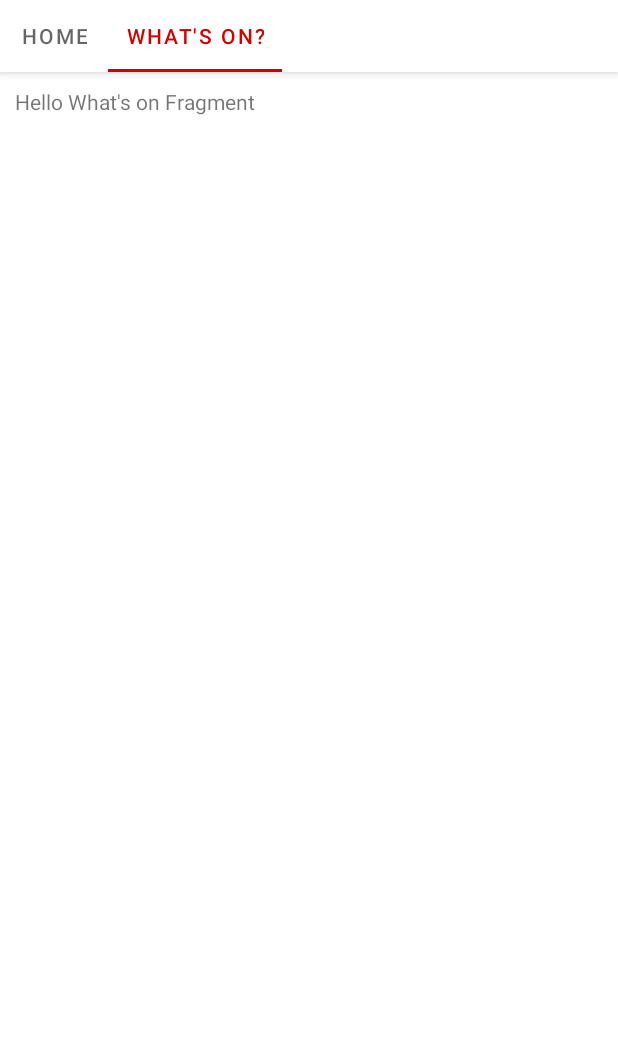
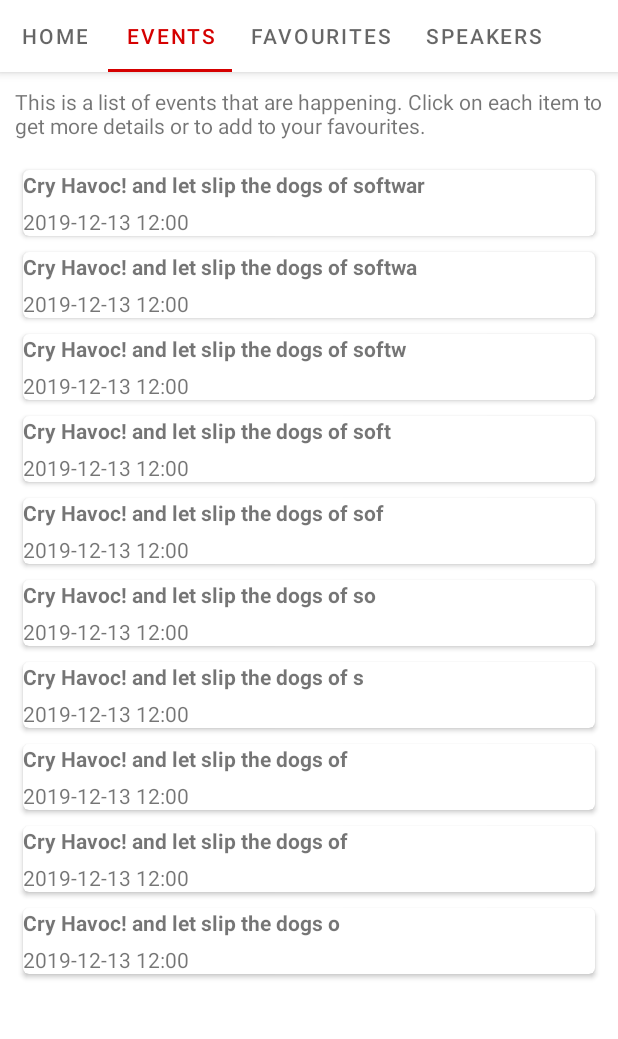
Before and after one commit to MichaelMale/AberCon2019, an Android app: the screen it shows after launch (MainActivity), tab 2 chosen, on a phone screen of 412 x 824 dp, the part 84-1123 px from its top. Run offline under Robolectric (Android 15) with nearby library versions, the phone set to English and light mode, and no system bars.

Commit message:
Did a thing

```diff
--- a/app/src/main/java/uk/ac/aber/cs31620/abercon2019/model/Location.java
+++ b/app/src/main/java/uk/ac/aber/cs31620/abercon2019/model/Location.java
@@ -1,9 +1,37 @@
 package uk.ac.aber.cs31620.abercon2019.model;
 
-public class Location {
+class Location {
     private String id;
     private String name;
     private float latitude;
     private float longitude;
     private String description;
+
+    public Location(String id, String name, float latitude, float longitude, String description) {
+        this.id = id;
+        this.name = name;
+        this.latitude = latitude;
+        this.longitude = longitude;
+        this.description = description;
+    }
+
+    public String getId() {
+        return id;
+    }
+
+    public String getName() {
+        return name;
+    }
+
+    public float getLatitude() {
+        return latitude;
+    }
+
+    public float getLongitude() {
+        return longitude;
+    }
+
+    public String getDescription() {
+        return description;
+    }
 }
--- a/app/src/main/java/uk/ac/aber/cs31620/abercon2019/model/Session.java
+++ b/app/src/main/java/uk/ac/aber/cs31620/abercon2019/model/Session.java
@@ -1,18 +1,212 @@
 package uk.ac.aber.cs31620.abercon2019.model;
 
+import java.util.Calendar;
 import java.util.Date;
 
 public class Session {
     private String id;
     private String title;
     private String content;
-    // private Location locationId;
-    private Date sessionDate;
+    private Location locationId;
+    private String sessionDate;
     private int sessionOrder;
-    private Date timeStart;
-    private Date timeEnd;
+    private String timeStart;
+    private String timeEnd;
     private SessionType sessionType;
     private Speaker speaker;
 
+    public Session(String id, String title, String content, Location locationId, String sessionDate,
+                   int sessionOrder, String timeStart, String timeEnd, SessionType sessionType,
+                   Speaker speaker) {
+        this.id = id;
+        this.title = title;
+        this.content = content;
+        this.locationId = locationId;
+        this.sessionDate = sessionDate;
+        this.sessionOrder = sessionOrder;
+        this.timeStart = timeStart;
+        this.timeEnd = timeEnd;
+        this.sessionType = sessionType;
+        this.speaker = speaker;
+    }
+
+    // DELETE THE CODE BLOCK BELOW BEFORE SUBMISSION
+    private static Location physMain = new Location(
+            "physmain",
+            "Physics Main",
+            (float) 52.415941,
+            (float) -4.065818,
+            "Main lecture theatre for the conference, near where registration happens."
+    );
+    private static Speaker steveScott = new Speaker(
+            "SteveScott",
+            "Steve Scott",
+            "Scotty is legendary in the MAC community as the organiser of the sadly" +
+                    "defunct NSConference, but still appearing live at iOSDevUK",
+            "macdevnet"
+    );
+    public static final Session[] sessions = {
+            new Session(
+                    "havoc",
+                    "Cry Havoc! and let slip the dogs of softwar",
+                    "Scotty explores the wonder of the software industry",
+                    physMain,
+                    "2019-12-13",
+                    5,
+                    "12:00",
+                    "12:40",
+                    SessionType.TALK,
+                    steveScott
+            ),
+            new Session(
+                    "havoc",
+                    "Cry Havoc! and let slip the dogs of softwa",
+                    "Scotty explores the wonder of the software industry",
+                    physMain,
+                    "2019-12-13",
+                    5,
+                    "12:00",
+                    "12:40",
+                    SessionType.TALK,
+                    steveScott
+            ),
+            new Session(
+                    "havoc",
+                    "Cry Havoc! and let slip the dogs of softw",
+                    "Scotty explores the wonder of the software industry",
+                    physMain,
+                    "2019-12-13",
+                    5,
+                    "12:00",
+                    "12:40",
+                    SessionType.TALK,
+                    steveScott
+            ),
+            new Session(
+                    "havoc",
+                    "Cry Havoc! and let slip the dogs of soft",
+                    "Scotty explores the wonder of the software industry",
+                    physMain,
+                    "2019-12-13",
+                    5,
+                    "12:00",
+                    "12:40",
+                    SessionType.TALK,
+                    steveScott
+            ),
+            new Session(
+                    "havoc",
+                    "Cry Havoc! and let slip the dogs of sof",
+                    "Scotty explores the wonder of the software industry",
+                    physMain,
+                    "2019-12-13",
+                    5,
+                    "12:00",
+                    "12:40",
+                    SessionType.TALK,
+                    steveScott
+            ),
+            new Session(
+                    "havoc",
+                    "Cry Havoc! and let slip the dogs of so",
+                    "Scotty explores the wonder of the software industry",
+                    physMain,
+                    "2019-12-13",
+                    5,
+                    "12:00",
+                    "12:40",
+                    SessionType.TALK,
+                    steveScott
+            ),
+            new Session(
+                    "havoc",
+                    "Cry Havoc! and let slip the dogs of s",
+                    "Scotty explores the wonder of the software industry",
+                    physMain,
+                    "2019-12-13",
+                    5,
+                    "12:00",
+                    "12:40",
+                    SessionType.TALK,
+                    steveScott
+            ),
+            new Session(
+                    "havoc",
+                    "Cry Havoc! and let slip the dogs of ",
+                    "Scotty explores the wonder of the software industry",
+                    physMain,
+                    "2019-12-13",
+                    5,
+                    "12:00",
+                    "12:40",
+                    SessionType.TALK,
+                    steveScott
+            ),
+            new Session(
+                    "havoc",
+                    "Cry Havoc! and let slip the dogs of",
+                    "Scotty explores the wonder of the software industry",
+                    physMain,
+                    "2019-12-13",
+                    5,
+                    "12:00",
+                    "12:40",
+                    SessionType.TALK,
+                    steveScott
+            ),
+            new Session(
+                    "havoc",
+                    "Cry Havoc! and let slip the dogs o",
+                    "Scotty explores the wonder of the software industry",
+                    physMain,
+                    "2019-12-13",
+                    5,
+                    "12:00",
+                    "12:40",
+                    SessionType.TALK,
+                    steveScott
+            )
+    };
+    // DELETE THE CODE BLOCK ABOVE BEFORE SUBMISSION
+
+    public String getId() {
+        return id;
+    }
+
+    public String getTitle() {
+        return title;
+    }
+
+    public String getContent() {
+        return content;
+    }
+
+    public Location getLocationId() {
+        return locationId;
+    }
+
+    public String getSessionDate() {
+        return sessionDate;
+    }
+
+    public int getSessionOrder() {
+        return sessionOrder;
+    }
+
+    public String getTimeStart() {
+        return timeStart;
+    }
+
+    public String getTimeEnd() {
+        return timeEnd;
+    }
+
+    public SessionType getSessionType() {
+        return sessionType;
+    }
+
+    public Speaker getSpeaker() {
+        return speaker;
+    }
 
 }
--- /dev/null
+++ b/app/src/main/java/uk/ac/aber/cs31620/abercon2019/model/SessionListAdapter.java
@@ -0,0 +1,69 @@
+package uk.ac.aber.cs31620.abercon2019.model;
+
+import android.annotation.SuppressLint;
+import android.view.LayoutInflater;
+import android.view.ViewGroup;
+import android.widget.TextView;
+
+import androidx.annotation.NonNull;
+import androidx.cardview.widget.CardView;
+import androidx.recyclerview.widget.RecyclerView;
+
+import java.text.DateFormat;
+import java.text.SimpleDateFormat;
+import java.time.format.DateTimeFormatter;
+import java.util.Date;
+import java.util.Locale;
+
+import uk.ac.aber.cs31620.abercon2019.R;
+
+public class SessionListAdapter extends RecyclerView.Adapter<SessionListAdapter.ViewHolder> {
+
+    private String[] sessionNames;
+    private String[] sessionDates;
+
+    public SessionListAdapter(String[] sessionNames, String[] sessionDates) {
+        this.sessionNames = sessionNames;
+        this.sessionDates = sessionDates;
+    }
+
+
+    @NonNull
+    @Override
+    public SessionListAdapter.ViewHolder onCreateViewHolder(@NonNull ViewGroup parent,
+                                                           int viewType) {
+
+        CardView cv =
+                (CardView) LayoutInflater.from(parent.getContext()).inflate(R.layout.card_session,
+                        parent, false);
+        return new ViewHolder(cv);
+    }
+
+    @Override
+    public void onBindViewHolder(@NonNull ViewHolder holder, int position) {
+
+        CardView cardView = holder.cardView;
+        TextView name = (TextView)cardView.findViewById(R.id.session_name);
+        TextView date = (TextView)cardView.findViewById(R.id.session_date);
+        name.setText(sessionNames[position]);
+        date.setText(sessionDates[position]);
+    }
+
+    @Override
+    public int getItemCount() {
+        return sessionNames.length;
+    }
+
+    public static class ViewHolder extends RecyclerView.ViewHolder {
+
+        private CardView cardView;
+
+        public ViewHolder(CardView v) {
+            super(v);
+            cardView = v;
+        }
+
+    }
+
+
+}
--- a/app/src/main/java/uk/ac/aber/cs31620/abercon2019/model/SessionType.java
+++ b/app/src/main/java/uk/ac/aber/cs31620/abercon2019/model/SessionType.java
@@ -6,5 +6,5 @@ public enum SessionType {
     LUNCH,
     REGISTRATION,
     TALK,
-    WORKSHOP
+    WORKSHOP;
 }
--- a/app/src/main/java/uk/ac/aber/cs31620/abercon2019/model/Speaker.java
+++ b/app/src/main/java/uk/ac/aber/cs31620/abercon2019/model/Speaker.java
@@ -1,4 +1,31 @@
 package uk.ac.aber.cs31620.abercon2019.model;
 
 public class Speaker {
+    private String id;
+    private String name;
+    private String biography;
+    private String twitter;
+
+    public Speaker(String id, String name, String biography, String twitter) {
+        this.id = id;
+        this.name = name;
+        this.biography = biography;
+        this.twitter = twitter;
+    }
+
+    public String getId() {
+        return id;
+    }
+
+    public String getName() {
+        return name;
+    }
+
+    public String getBiography() {
+        return biography;
+    }
+
+    public String getTwitter() {
+        return twitter;
+    }
 }
--- a/app/src/main/java/uk/ac/aber/cs31620/abercon2019/ui/MainActivity.java
+++ b/app/src/main/java/uk/ac/aber/cs31620/abercon2019/ui/MainActivity.java
@@ -13,10 +13,21 @@ import com.google.android.material.tabs.TabLayout;
 
 import uk.ac.aber.cs31620.abercon2019.R;
 import uk.ac.aber.cs31620.abercon2019.ui.home.HomeFragment;
-import uk.ac.aber.cs31620.abercon2019.ui.whatson.WhatsOnFragment;
+import uk.ac.aber.cs31620.abercon2019.ui.favourites.FavouritesFragment;
+import uk.ac.aber.cs31620.abercon2019.ui.speakers.SpeakersFragment;
+import uk.ac.aber.cs31620.abercon2019.ui.events.EventsFragment;
 
+/**
+ * The MainActivity method. This method controls the main part of the app and manages fragments.
+ *
+ * @author Michael Male
+ */
 public class MainActivity extends AppCompatActivity {
 
+    /**
+     * This method generates the required layouts as the app is created.
+     * @param savedInstanceState Bundle containing any saved state.
+     */
     @Override
     protected void onCreate(Bundle savedInstanceState) {
         super.onCreate(savedInstanceState);
@@ -36,30 +47,43 @@ public class MainActivity extends AppCompatActivity {
         tabLayout.setupWithViewPager(pager);
     }
 
+    /**
+     * This class manages the correct fragment to be displayed as the user swipes through
+     * different parts of the app.
+     */
     private class SectionsPagerAdapter extends FragmentPagerAdapter {
         public SectionsPagerAdapter(FragmentManager fm) {
             super(fm);
         }
 
+        /**
+         * Method containing a switch statement
+         * @param position
+         * @return
+         */
         @Override
         public Fragment getItem(int position) {
             switch (position) {
-                case 0: return new HomeFragment();
-                case 1: return new WhatsOnFragment();
+                case 0: return new HomeFragment(); // HOME
+                case 1: return new EventsFragment(); // EVENTS
+                case 2: return new FavouritesFragment(); // FAVOURITES
+                case 3: return new SpeakersFragment(); // SPEAKERS
             }
             return null;
         }
 
         @Override
         public int getCount() {
-            return 2;
+            return 4;
         }
 
         @Override
         public CharSequence getPageTitle(int position){
             switch(position) {
-                case 0: return getText(R.string.home_tab);
-                case 1: return getText(R.string.whatson_tab);
+                case 0: return getText(R.string.nav_home);
+                case 1: return getText(R.string.nav_whatson);
+                case 2: return getText(R.string.nav_favourites);
+                case 3: return getText(R.string.nav_speakers);
             }
             return null;
         }
--- /dev/null
+++ b/app/src/main/java/uk/ac/aber/cs31620/abercon2019/ui/event_detail/EventDetailFragment.java
@@ -0,0 +1,32 @@
+package uk.ac.aber.cs31620.abercon2019.ui.event_detail;
+
+
+import android.os.Bundle;
+
+import androidx.fragment.app.Fragment;
+
+import android.view.LayoutInflater;
+import android.view.View;
+import android.view.ViewGroup;
+
+import uk.ac.aber.cs31620.abercon2019.R;
+
+/**
+ * A simple {@link Fragment} subclass.
+ */
+public class EventDetailFragment extends Fragment {
+
+
+    public EventDetailFragment() {
+        // Required empty public constructor
+    }
+
+
+    @Override
+    public View onCreateView(LayoutInflater inflater, ViewGroup container,
+                             Bundle savedInstanceState) {
+        // Inflate the layout for this fragment
+        return inflater.inflate(R.layout.fragment_event_detail, container, false);
+    }
+
+}
--- /dev/null
+++ b/app/src/main/java/uk/ac/aber/cs31620/abercon2019/ui/events/EventsFragment.java
@@ -0,0 +1,59 @@
+package uk.ac.aber.cs31620.abercon2019.ui.events;
+
+
+import android.os.Bundle;
+
+import androidx.fragment.app.Fragment;
+import androidx.recyclerview.widget.GridLayoutManager;
+import androidx.recyclerview.widget.RecyclerView;
+
+import android.view.LayoutInflater;
+import android.view.View;
+import android.view.ViewGroup;
+
+import uk.ac.aber.cs31620.abercon2019.R;
+import uk.ac.aber.cs31620.abercon2019.model.Session;
+import uk.ac.aber.cs31620.abercon2019.model.SessionListAdapter;
+
+/**
+ * A simple {@link Fragment} subclass.
+ */
+public class EventsFragment extends Fragment {
+
+
+    public EventsFragment() {
+        // Required empty public constructor
+    }
+
+
+    @Override
+    public View onCreateView(LayoutInflater inflater, ViewGroup container,
+                             Bundle savedInstanceState) {
+        // hmm
+        View sessions = inflater.inflate(R.layout.fragment_events, container, false);
+        RecyclerView eventsRecycler =
+                sessions.findViewById(R.id.short_session_recycler);
+
+        String[] eventNames = new String[Session.sessions.length];
+        for (int i = 0; i < eventNames.length; i ++) {
+            eventNames[i] = Session.sessions[i].getTitle();
+        }
+
+        String[] eventDates = new String[Session.sessions.length];
+        for (int i = 0; i < eventDates.length; i ++) {
+            String concatenated = "";
+            concatenated += Session.sessions[i].getSessionDate();
+            concatenated += " ";
+            concatenated += Session.sessions[i].getTimeStart();
+            eventDates[i] = concatenated;
+        }
+
+        SessionListAdapter adapter = new SessionListAdapter(eventNames, eventDates);
+        eventsRecycler.setAdapter(adapter);
+        GridLayoutManager layoutManager = new GridLayoutManager(getContext(), 1);
+        eventsRecycler.setLayoutManager(layoutManager);
+
+        return sessions;
+    }
+
+}
--- a/app/src/main/java/uk/ac/aber/cs31620/abercon2019/ui/whatson/WhatsOnFragment.java
+++ b/app/src/main/java/uk/ac/aber/cs31620/abercon2019/ui/favourites/FavouritesFragment.java
@@ -1,4 +1,4 @@
-package uk.ac.aber.cs31620.abercon2019.ui.whatson;
+package uk.ac.aber.cs31620.abercon2019.ui.favourites;
 
 
 import android.os.Bundle;
@@ -14,10 +14,10 @@ import uk.ac.aber.cs31620.abercon2019.R;
 /**
  * A simple {@link Fragment} subclass.
  */
-public class WhatsOnFragment extends Fragment {
+public class FavouritesFragment extends Fragment {
 
 
-    public WhatsOnFragment() {
+    public FavouritesFragment() {
         // Required empty public constructor
     }
 
@@ -26,7 +26,7 @@ public class WhatsOnFragment extends Fragment {
     public View onCreateView(LayoutInflater inflater, ViewGroup container,
                              Bundle savedInstanceState) {
         // Inflate the layout for this fragment
-        return inflater.inflate(R.layout.fragment_whats_on, container, false);
+        return inflater.inflate(R.layout.fragment_favourites, container, false);
     }
 
 }
--- /dev/null
+++ b/app/src/main/java/uk/ac/aber/cs31620/abercon2019/ui/speakers/SpeakersFragment.java
@@ -0,0 +1,32 @@
+package uk.ac.aber.cs31620.abercon2019.ui.speakers;
+
+
+import android.os.Bundle;
+
+import androidx.fragment.app.Fragment;
+
+import android.view.LayoutInflater;
+import android.view.View;
+import android.view.ViewGroup;
+
+import uk.ac.aber.cs31620.abercon2019.R;
+
+/**
+ * A simple {@link Fragment} subclass.
+ */
+public class SpeakersFragment extends Fragment {
+
+
+    public SpeakersFragment() {
+        // Required empty public constructor
+    }
+
+
+    @Override
+    public View onCreateView(LayoutInflater inflater, ViewGroup container,
+                             Bundle savedInstanceState) {
+        // Inflate the layout for this fragment
+        return inflater.inflate(R.layout.fragment_speakers, container, false);
+    }
+
+}
--- /dev/null
+++ b/app/src/main/res/layout/card_session.xml
@@ -0,0 +1,41 @@
+<?xml version="1.0" encoding="utf-8"?>
+<!--
+A CardView for sessions, containing two text views, example:
+
+Using ARKit with SpriteKit
+ARKit is the hot new framework...
+
+Should then be clickable and lead to a further event details page. -->
+
+<androidx.cardview.widget.CardView xmlns:android="http://schemas.android.com/apk/res/android"
+    xmlns:card_view="http://schemas.android.com/apk/res-auto"
+    xmlns:app="http://schemas.android.com/apk/res-auto"
+    android:id="@+id/card_view"
+    android:layout_width="match_parent"
+    android:layout_height="wrap_content"
+    android:layout_margin="5dp"
+    card_view:cardElevation="2dp"
+    card_view:cardCornerRadius="4dp">
+
+    <androidx.constraintlayout.widget.ConstraintLayout
+        android:layout_width="match_parent"
+        android:layout_height="wrap_content">
+
+        <TextView
+            android:id="@+id/session_name"
+            android:layout_width="match_parent"
+            android:layout_height="wrap_content"
+            android:textStyle="bold"
+            app:layout_constraintStart_toStartOf="parent"
+            app:layout_constraintTop_toTopOf="parent" />
+
+        <TextView
+            android:id="@+id/session_date"
+            android:layout_width="match_parent"
+            android:layout_height="wrap_content"
+            android:layout_marginTop="5dp"
+            app:layout_constraintStart_toStartOf="parent"
+            app:layout_constraintTop_toBottomOf="@id/session_name" />
+
+    </androidx.constraintlayout.widget.ConstraintLayout>
+</androidx.cardview.widget.CardView>
--- /dev/null
+++ b/app/src/main/res/layout/fragment_event_detail.xml
@@ -0,0 +1,14 @@
+<?xml version="1.0" encoding="utf-8"?>
+<FrameLayout xmlns:android="http://schemas.android.com/apk/res/android"
+    xmlns:tools="http://schemas.android.com/tools"
+    android:layout_width="match_parent"
+    android:layout_height="match_parent"
+    tools:context=".ui.event_detail.EventDetailFragment">
+
+    <!-- TODO: Update blank fragment layout -->
+    <TextView
+        android:layout_width="match_parent"
+        android:layout_height="match_parent"
+        android:text="@string/hello_blank_fragment" />
+
+</FrameLayout>
--- /dev/null
+++ b/app/src/main/res/layout/fragment_events.xml
@@ -0,0 +1,28 @@
+<?xml version="1.0" encoding="utf-8"?>
+
+    <androidx.constraintlayout.widget.ConstraintLayout
+        xmlns:android="http://schemas.android.com/apk/res/android"
+        xmlns:app="http://schemas.android.com/apk/res-auto"
+        android:layout_width="match_parent"
+        android:layout_height="match_parent">
+
+        <TextView
+            android:id="@+id/event_intro"
+            android:layout_width="match_parent"
+            android:layout_height="wrap_content"
+            android:text="@string/whatson_intro"
+            app:layout_constraintStart_toStartOf="parent"
+            app:layout_constraintTop_toTopOf="parent"
+            />
+
+        <androidx.recyclerview.widget.RecyclerView
+            android:id="@+id/short_session_recycler"
+            android:layout_width="match_parent"
+            android:layout_height="match_parent"
+            android:layout_marginTop="50dp"
+            android:scrollbars="vertical"
+            app:layout_constraintStart_toStartOf="parent"
+            app:layout_constraintTop_toBottomOf="@id/event_intro"
+            android:layout_marginBottom="?attr/actionBarSize" />
+
+    </androidx.constraintlayout.widget.ConstraintLayout>
--- a/app/src/main/res/layout/fragment_whats_on.xml
+++ b/app/src/main/res/layout/fragment_favourites.xml
@@ -3,12 +3,13 @@
     xmlns:tools="http://schemas.android.com/tools"
     android:layout_width="match_parent"
     android:layout_height="match_parent"
-    tools:context=".ui.whatson.WhatsOnFragment">
+    tools:context=".ui.favourites.FavouritesFragment">
 
     <!-- TODO: Update blank fragment layout -->
     <TextView
         android:layout_width="match_parent"
         android:layout_height="match_parent"
-        android:text="Hello What's on Fragment" />
+        android:text="Favourites Fragment"
+        tools:ignore="HardcodedText" />
 
 </FrameLayout>
--- /dev/null
+++ b/app/src/main/res/layout/fragment_speakers.xml
@@ -0,0 +1,15 @@
+<?xml version="1.0" encoding="utf-8"?>
+<FrameLayout xmlns:android="http://schemas.android.com/apk/res/android"
+    xmlns:tools="http://schemas.android.com/tools"
+    android:layout_width="match_parent"
+    android:layout_height="match_parent"
+    tools:context=".ui.speakers.SpeakersFragment">
+
+    <!-- TODO: Update blank fragment layout -->
+    <TextView
+        android:layout_width="match_parent"
+        android:layout_height="match_parent"
+        android:text="Speakers fragment"
+        tools:ignore="HardcodedText" />
+
+</FrameLayout>
--- a/app/src/main/res/values/strings.xml
+++ b/app/src/main/res/values/strings.xml
@@ -3,8 +3,6 @@
 
     <!-- TODO: Remove or change this placeholder text -->
     <string name="hello_blank_fragment">Hello blank fragment</string>
-    <string name="home_tab">Home</string>
-    <string name="whatson_tab">What\'s On?</string>
     <string name="intro_text">
         Welcome to Aberystwyth Conference 2019. This app is designed to help you know what is
         happening over the duration of the conference. Take a look at our different tabs below and
@@ -13,7 +11,7 @@
     <string name="featured_speaker">Featured speaker</string>
     <string name="neil_taylor">UnknownFirst UnknownLast</string>
     <string name="welcome">Welcome</string>
-    <string name="speaker_desc">Lorem ipsum dolor sit amet, consectetur adipiscing elit. Mauris
+    <string name="speaker_desc" translatable="false">Lorem ipsum dolor sit amet, consectetur adipiscing elit. Mauris
         porttitor eros sapien, a ultrices quam euismod a. Nam dignissim maximus mauris a ultricies.
         Curabitur faucibus sed tellus at molestie. Donec turpis magna, vehicula in maximus non,
         interdum quis nibh. Quisque placerat eros sed augue dictum pellentesque. Praesent lacus
@@ -22,4 +20,12 @@
         Sed eros urna, sodales non fermentum scelerisque, suscipit eget velit. Vivamus nec rhoncus
         leo. Integer sit amet euismod justo. Cras sed viverra nisi, a tincidunt diam.
         Nunc tortor est, gravida a augue eget, fermentum gravida nunc.</string>
+    <string name="whatson_intro">This is a list of events that are happening. Click on each item
+    to get more details or to add to your favourites.</string>
+    <string name="nav_header_image_description">Aberystwyth shoreline</string>
+    <string name="nav_home">Home</string>
+    <string name="nav_whatson">Events</string>
+    <string name="nav_favourites">Favourites</string>
+    <string name="nav_speakers">Speakers</string>
+    <string name="nav_contactus">Contact Us</string>
 </resources>
--- a/build.gradle
+++ b/build.gradle
@@ -7,7 +7,7 @@ buildscript {
 
     }
     dependencies {
-        classpath 'com.android.tools.build:gradle:3.5.1'
+        classpath 'com.android.tools.build:gradle:3.5.2'
 
         // NOTE: Do not place your application dependencies here; they belong
         // in the individual module build.gradle files
```
Also changed, not shown: app/src/main/res/drawable/aberystwyth_shore.jpg (added), 2 other files.
